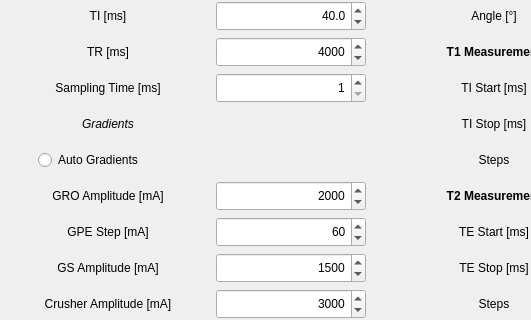
Above: Applications/relax2/ui/parameters.ui from OpenMRI/ocra before the change; both pictures show x 0 to 531 and y 329 to 649 of the 1150 by 770 pixel window. Below: the same form after it.
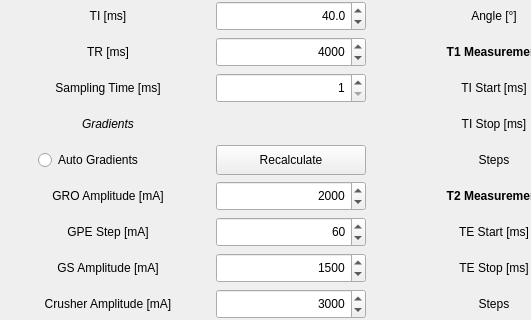
That is the form after the change.

Diff of the .ui file:
```diff
--- a/Applications/relax2/ui/parameters.ui
+++ b/Applications/relax2/ui/parameters.ui
@@ -2485,6 +2485,28 @@
       </property>
      </widget>
     </item>
+    <item row="21" column="2">
+     <widget class="QPushButton" name="Recalculate_Gradients_pushButton">
+      <property name="minimumSize">
+       <size>
+        <width>150</width>
+        <height>30</height>
+       </size>
+      </property>
+      <property name="maximumSize">
+       <size>
+        <width>150</width>
+        <height>30</height>
+       </size>
+      </property>
+      <property name="text">
+       <string>Recalculate</string>
+      </property>
+      <property name="autoDefault">
+       <bool>false</bool>
+      </property>
+     </widget>
+    </item>
    </layout>
   </widget>
  </widget>
```
